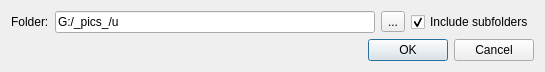
Old version of the form dude/ProjectSettingsDialog.ui in the repository westerhofffl/vcard-editor.
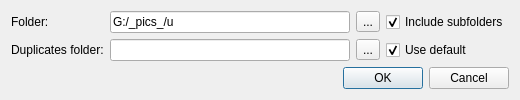
New version of the form.

Diff of the .ui file:
```diff
--- a/dude/ProjectSettingsDialog.ui
+++ b/dude/ProjectSettingsDialog.ui
@@ -6,8 +6,8 @@
    <rect>
     <x>0</x>
     <y>0</y>
-    <width>545</width>
-    <height>69</height>
+    <width>520</width>
+    <height>93</height>
    </rect>
   </property>
   <property name="windowTitle">
@@ -45,13 +45,40 @@
      </property>
     </widget>
    </item>
-   <item row="1" column="0" colspan="4">
+   <item row="2" column="0" colspan="4">
     <widget class="QDialogButtonBox" name="buttonBox">
      <property name="standardButtons">
       <set>QDialogButtonBox::Cancel|QDialogButtonBox::Ok</set>
      </property>
     </widget>
    </item>
+   <item row="1" column="0">
+    <widget class="QLabel" name="label_2">
+     <property name="text">
+      <string>Duplicates folder:</string>
+     </property>
+    </widget>
+   </item>
+   <item row="1" column="1">
+    <widget class="QLineEdit" name="duplicatesLineEdit"/>
+   </item>
+   <item row="1" column="2">
+    <widget class="QToolButton" name="duplicatesToolButton">
+     <property name="text">
+      <string>...</string>
+     </property>
+    </widget>
+   </item>
+   <item row="1" column="3">
+    <widget class="QCheckBox" name="duplicatesDefaultCheckBox">
+     <property name="text">
+      <string>Use default</string>
+     </property>
+     <property name="checked">
+      <bool>true</bool>
+     </property>
+    </widget>
+   </item>
   </layout>
  </widget>
  <resources/>
```
